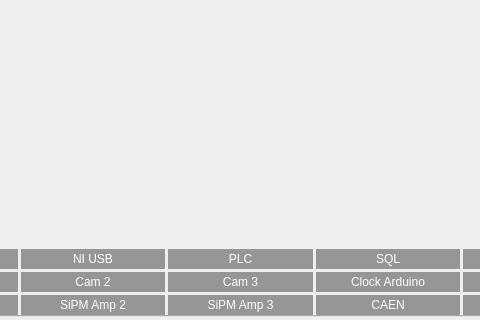
Before: the Qt Designer form ui/mainwindow.ui in SBC-Collaboration/SBC-RunControl, drawn with Qt 5; both pictures show x 240 to 720 and y 430 to 750 of the 1000 by 750 pixel window.
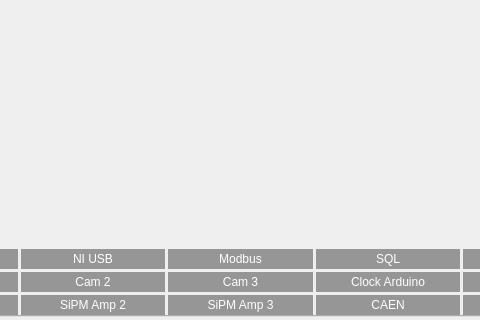
After: the same form once the commit is applied. Icons and pictures are not drawn. Custom widgets are drawn as their Qt base class.

Commit message: Minor changes and bug fixes for modbus class.

```diff
--- a/ui/mainwindow.ui
+++ b/ui/mainwindow.ui
@@ -1055,7 +1055,7 @@
 background-color: #969696;</string>
                   </property>
                   <property name="text">
-                   <string>PLC</string>
+                   <string>Modbus</string>
                   </property>
                   <property name="alignment">
                    <set>Qt::AlignmentFlag::AlignCenter</set>
```
Left out of the diff: 2 changed lines with no effect on the pictures. The commit also changes 1 other file.
